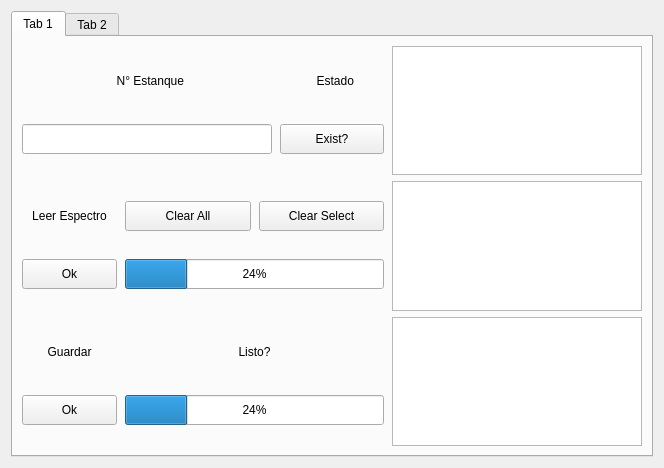
Old version of the form reference/QtDesigner/Widget_ReadSave.ui in the repository cwichel/CCTVal_Vinos.
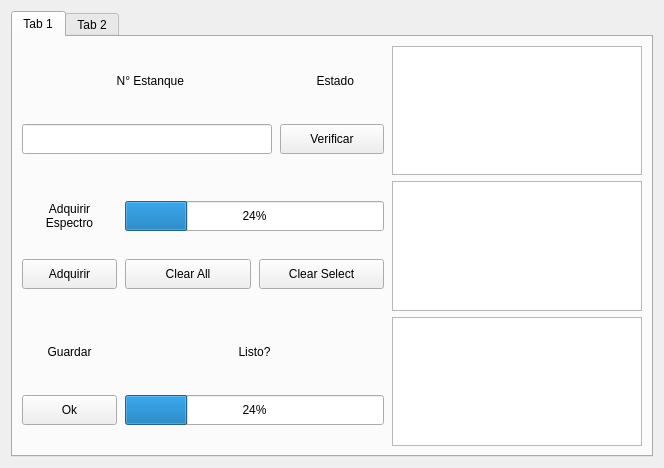
New version of the form. The open tabs and pages were chosen to show the change.

The edit to the form file:
```diff
--- a/reference/QtDesigner/Widget_ReadSave.ui
+++ b/reference/QtDesigner/Widget_ReadSave.ui
@@ -133,7 +133,7 @@
                 </size>
                </property>
                <property name="text">
-                <string>Exist?</string>
+                <string>Verificar</string>
                </property>
               </widget>
              </item>
@@ -190,7 +190,8 @@
                 </size>
                </property>
                <property name="text">
-                <string>Leer Espectro</string>
+                <string>Adquirir
+Espectro</string>
                </property>
                <property name="alignment">
                 <set>Qt::AlignCenter</set>
@@ -212,7 +213,7 @@
                 </size>
                </property>
                <property name="text">
-                <string>Ok</string>
+                <string>Adquirir</string>
                </property>
               </widget>
              </item>
@@ -220,6 +221,29 @@
            </item>
            <item>
             <layout class="QVBoxLayout" name="verticalLayout_11">
+             <item>
+              <layout class="QHBoxLayout" name="horizontalLayout_7">
+               <item>
+                <widget class="QProgressBar" name="read_bar">
+                 <property name="minimumSize">
+                  <size>
+                   <width>198</width>
+                   <height>30</height>
+                  </size>
+                 </property>
+                 <property name="maximumSize">
+                  <size>
+                   <width>295</width>
+                   <height>30</height>
+                  </size>
+                 </property>
+                 <property name="value">
+                  <number>24</number>
+                 </property>
+                </widget>
+               </item>
+              </layout>
+             </item>
              <item>
               <layout class="QHBoxLayout" name="horizontalLayout_6">
                <item>
@@ -262,29 +286,6 @@
                </item>
               </layout>
              </item>
-             <item>
-              <layout class="QHBoxLayout" name="horizontalLayout_7">
-               <item>
-                <widget class="QProgressBar" name="read_bar">
-                 <property name="minimumSize">
-                  <size>
-                   <width>198</width>
-                   <height>30</height>
-                  </size>
-                 </property>
-                 <property name="maximumSize">
-                  <size>
-                   <width>295</width>
-                   <height>30</height>
-                  </size>
-                 </property>
-                 <property name="value">
-                  <number>24</number>
-                 </property>
-                </widget>
-               </item>
-              </layout>
-             </item>
             </layout>
            </item>
            <item>
```
Left out of the diff: 10 changed lines with no effect on the pictures.
